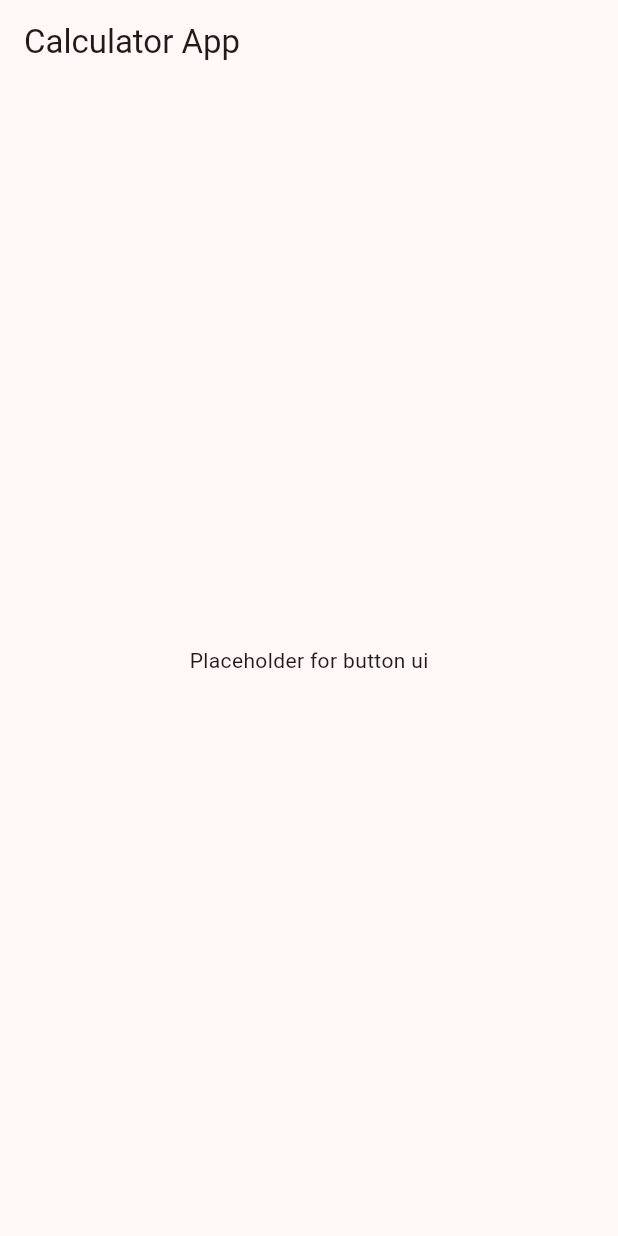
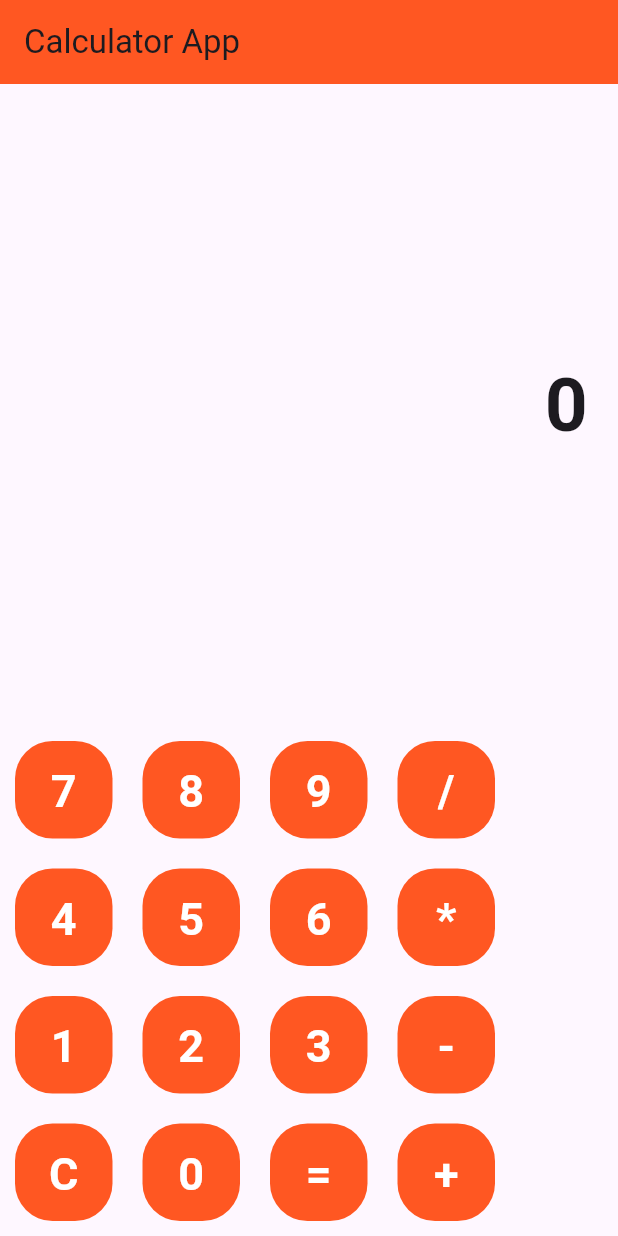
Before and after one commit to bpham30/FlutterCalculatorApp, a Flutter app: the screen it shows after launch, on a phone screen of 412 x 824 dp. Run offline on Flutter 3.47's test engine with Material 3 defaults, Android fonts, the phone set to English and light mode, and no system bars.

Commit message:
ui- buttons and display area

```diff
--- a/lib/main.dart
+++ b/lib/main.dart
@@ -9,14 +9,9 @@ class MyApp extends StatelessWidget {
 
   @override
   Widget build(BuildContext context) {
-    return MaterialApp(
+    return const MaterialApp(
       title: 'Calculator App',
-      theme: ThemeData(
-        colorScheme: ColorScheme.fromSeed(seedColor: Colors.deepOrangeAccent),
-        useMaterial3: true,
-        primarySwatch: Colors.deepOrange,
-      ),
-      home: const CalculatorHome(),
+      home: CalculatorHome(),
     );
   }
 }
@@ -33,11 +28,97 @@ class _CalculatorHomeState extends State<CalculatorHome> {
   Widget build(BuildContext context) {
     return Scaffold(
       appBar: AppBar(
+        backgroundColor: Colors.deepOrange,
         title: const Text('Calculator App'),
       ),
-      body: const Center(
-        child: Text('Placeholder for button ui'),
+      body: Column(
+        mainAxisAlignment: MainAxisAlignment.end,
+        children: [
+          //ui for display area
+          Expanded(
+            child: Container(
+              alignment: Alignment.centerRight,
+              padding: const EdgeInsets.all(20),
+              child: const Text(
+                '0',
+                style: TextStyle(
+                  fontSize: 50,
+                  fontWeight: FontWeight.bold,
+                ),
+              ),
+            ),
+
+          ),
+
+          //ui for buttons
+          Column(
+            children: [
+              Row(
+                children: [
+                  button('7'),
+                  button('8'),
+                  button('9'),
+                  button('/'),
+                ],
+              ),
+              Row(
+                children: [
+                  button('4'),
+                  button('5'),
+                  button('6'),
+                  button('*'),
+                ],
+              ),
+              Row(
+                children: [
+                  button('1'),
+                  button('2'),
+                  button('3'),
+                  button('-'),
+                ],
+              ),
+              Row(
+                children: [
+                  button('C'),
+                  button('0'),
+                  button('='),
+                  button('+'),
+                ],
+              ),
+            ],
+          ),
+        ],
       ),
     );
   }
+
+  //function to create button
+  Widget button(String value) {
+    return InkWell(
+      onTap: () {
+        //handle button click
+      },
+      child: Container(
+        height: 65,
+        width: 65,
+        alignment: Alignment.center,
+        padding: const EdgeInsets.all(12),
+        margin: const EdgeInsets.all(10),
+        decoration: BoxDecoration(
+          borderRadius: BorderRadius.circular(25),
+           color: Colors.deepOrange,
+        ),
+
+        child: Text(
+          value,
+          style: const TextStyle(
+            fontSize: 30,
+            fontWeight: FontWeight.bold,
+            color: Colors.white,
+
+          ),
+        ),
+      )
+    );
+  }
 }
```
